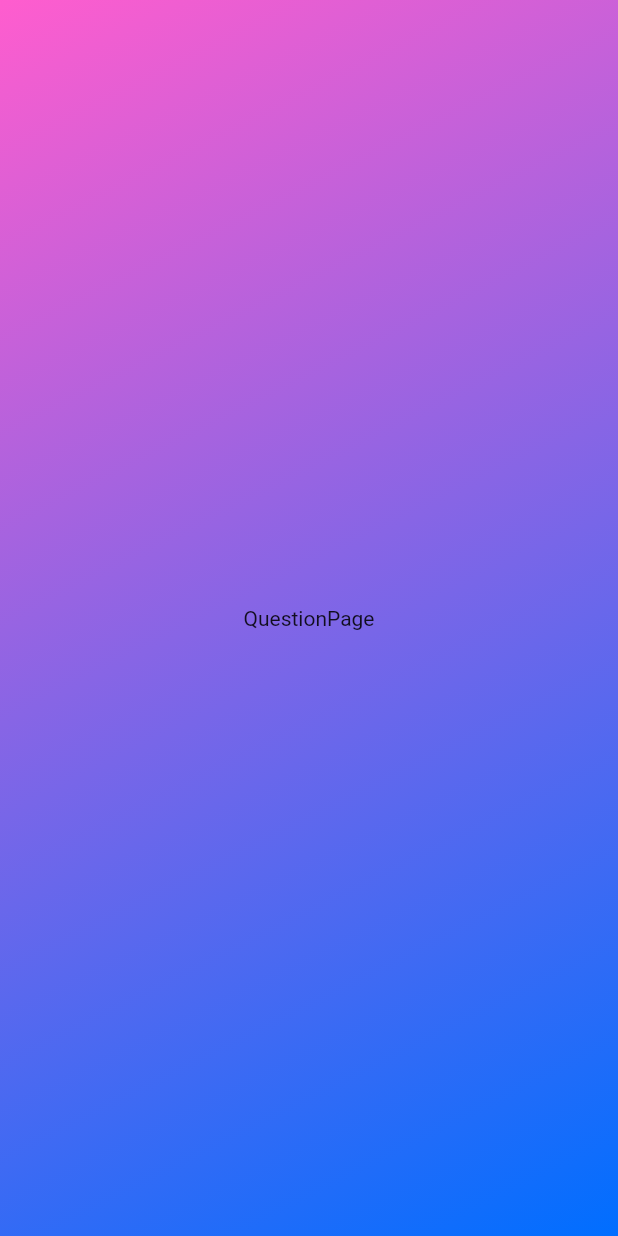
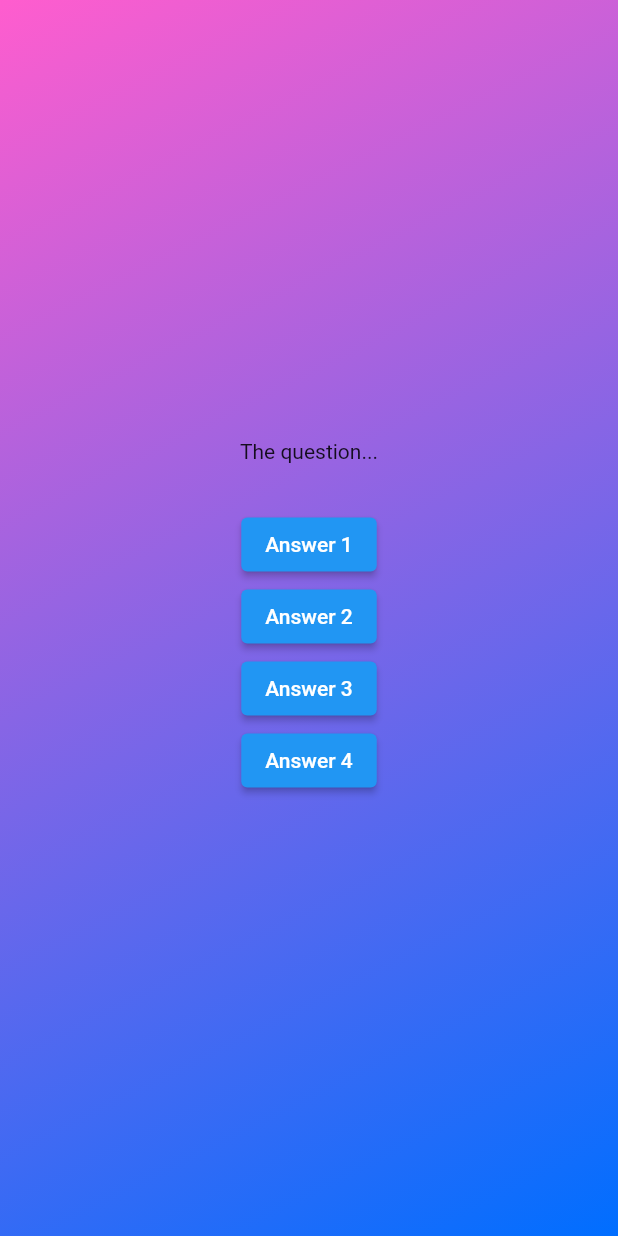
Before and after one commit to hammsik/flutter-quiz-app, a Flutter app: the screen it shows after launch, after a tap on "Start Quiz", on a phone screen of 412 x 824 dp. Run offline on Flutter 3.47's test engine with Material 2 defaults, Android fonts, the phone set to English and light mode, and no system bars.

Commit message:
question class 생성, 퀴즈 페이지 버튼 리스트로 수정

```diff
--- a/lib/layout_question.dart
+++ b/lib/layout_question.dart
@@ -12,6 +12,28 @@ class QuestionPage extends StatefulWidget {
 class _QuestionPageState extends State<QuestionPage> {
   @override
   Widget build(BuildContext context) {
-    return const Text('QuestionPage');
+    return Column(
+      mainAxisAlignment: MainAxisAlignment.center,
+      children: [
+        const Text('The question...'),
+        const SizedBox(height: 30),
+        ElevatedButton(
+          onPressed: () {},
+          child: const Text('Answer 1'),
+        ),
+        ElevatedButton(
+          onPressed: () {},
+          child: const Text('Answer 2'),
+        ),
+        ElevatedButton(
+          onPressed: () {},
+          child: const Text('Answer 3'),
+        ),
+        ElevatedButton(
+          onPressed: () {},
+          child: const Text('Answer 4'),
+        ),
+      ],
+    );
   }
 }
--- /dev/null
+++ b/lib/models/skeleton_questions.dart
@@ -0,0 +1,6 @@
+class QuizQuestion {
+  final String question;
+  final List<String> answers;
+
+  const QuizQuestion(this.question, this.answers);
+}
```
Also changed, not shown: lib/data/questions.dart (added, +55 -0 lines).
